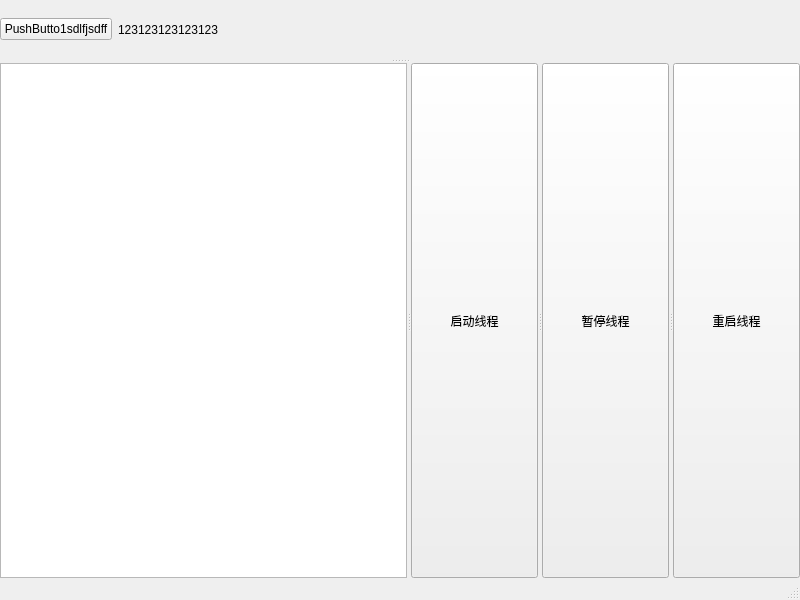
The window that mainwindow.ui (cherishui/QtDemo) describes before a commit, drawn with Qt 5.
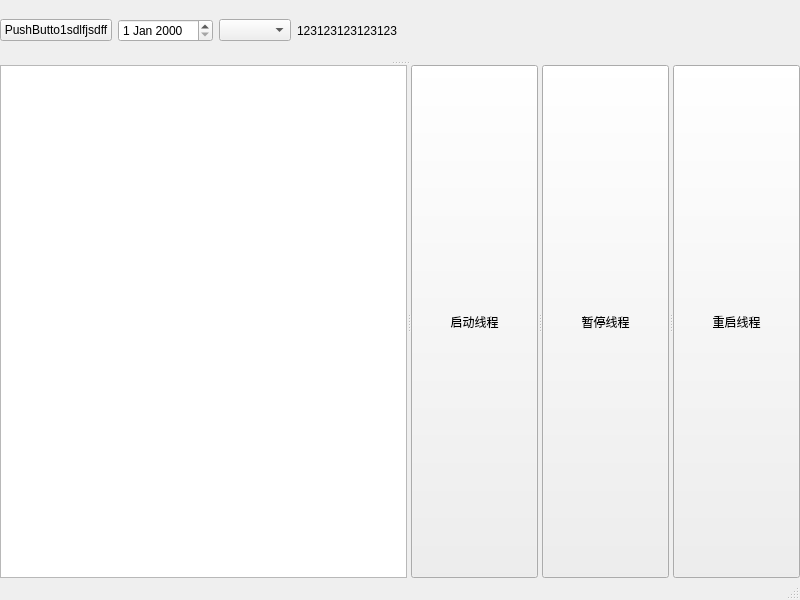
The same window after the commit. Custom widgets are drawn as their Qt base class.

Commit message: 增加 自定义绘制 QDateEdit 实现

Patch:
```diff
--- a/mainwindow.ui
+++ b/mainwindow.ui
@@ -42,7 +42,7 @@
        <property name="tabletTracking">
         <bool>false</bool>
        </property>
-       <layout class="QHBoxLayout" name="horizontalLayout" stretch="0,0,1">
+       <layout class="QHBoxLayout" name="horizontalLayout" stretch="0,0,0,0,1">
         <item>
          <widget class="QPushButton" name="pushButton_4">
           <property name="sizePolicy">
@@ -68,6 +68,19 @@
           </property>
          </widget>
         </item>
+        <item>
+         <widget class="CMyDateEdit" name="dateEdit">
+          <property name="sizePolicy">
+           <sizepolicy hsizetype="Minimum" vsizetype="Maximum">
+            <horstretch>0</horstretch>
+            <verstretch>0</verstretch>
+           </sizepolicy>
+          </property>
+         </widget>
+        </item>
+        <item>
+         <widget class="QComboBox" name="comboBox"/>
+        </item>
         <item>
          <widget class="QLabel" name="label">
           <property name="sizePolicy">
@@ -172,6 +185,13 @@
   </widget>
   <widget class="QStatusBar" name="statusbar"/>
  </widget>
+ <customwidgets>
+  <customwidget>
+   <class>CMyDateEdit</class>
+   <extends>QDateEdit</extends>
+   <header location="global">cmydateedit.h</header>
+  </customwidget>
+ </customwidgets>
  <resources/>
  <connections/>
 </ui>
```
Left out of the diff: 2 changed lines with no effect on the pictures. The commit also changes 9 other files.
